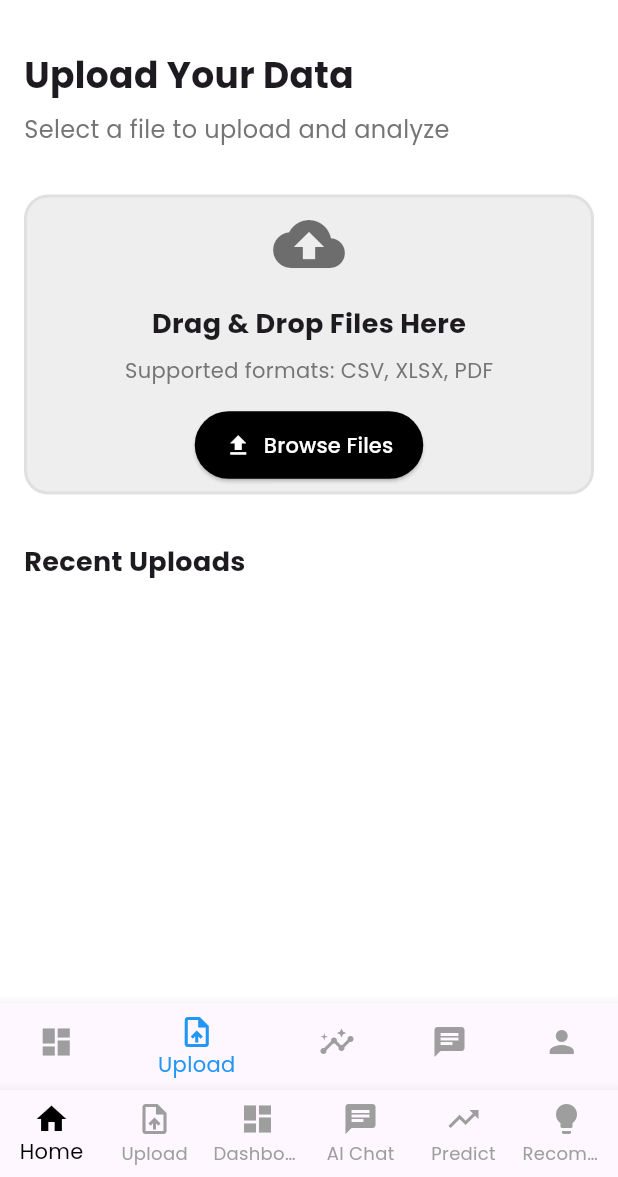
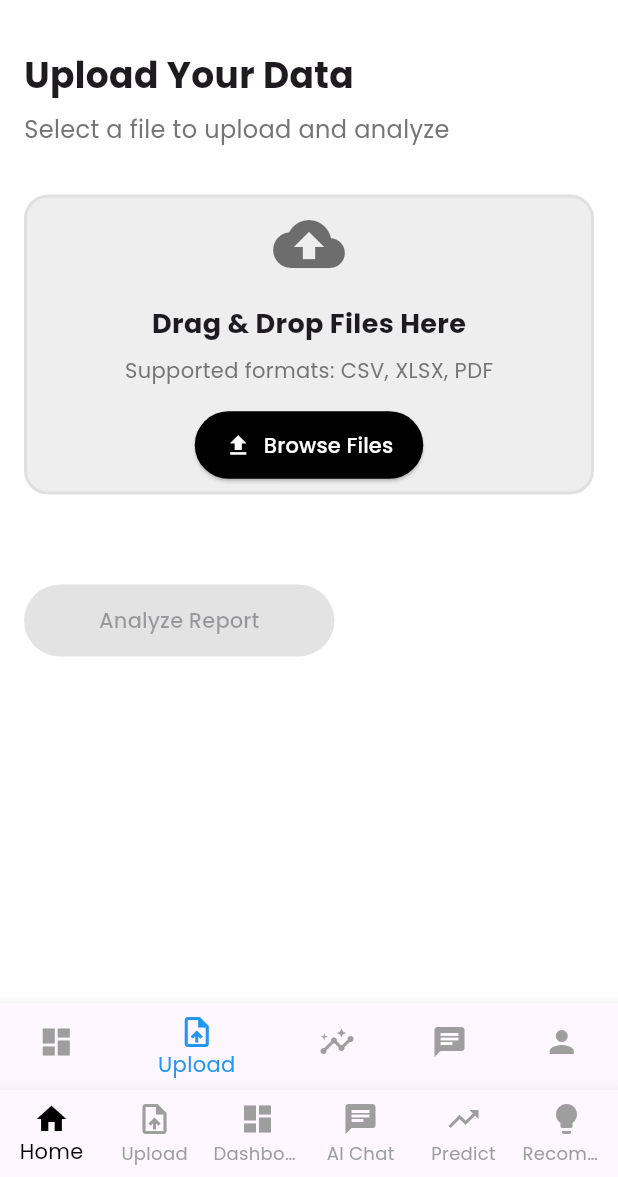
Before and after one commit to damjali/AILytics, a Flutter app: the AppNavigation screen opened directly, item 2 of the bottom bar chosen, after a tap on "Browse Files", on a phone screen of 412 x 824 dp, the part 59-1236 px from its top. Run offline on Flutter 3.47's test engine with Material 3 defaults, Android fonts, the phone set to English and light mode, and no system bars; our stand-ins replace cloud_firestore, email_validator, file_picker, firebase_auth, firebase_core, google_fonts; accounts and stored records are empty; network calls fail.

Commit message:
latest from adam

```diff
--- a/lib/main.dart
+++ b/lib/main.dart
@@ -14,7 +14,7 @@ void main() async {
 }
 
 class MyApp extends StatelessWidget {
-  const MyApp({Key? key}) : super(key: key);
+  const MyApp({super.key});
 
   @override
   Widget build(BuildContext context) {
--- a/lib/navigation/app_navigation.dart
+++ b/lib/navigation/app_navigation.dart
@@ -12,7 +12,7 @@ import 'package:ailytics/pages/recommendation_page.dart';
 final GlobalKey<AppNavigationState> navigationKey = GlobalKey<AppNavigationState>();
 
 class AppNavigation extends StatefulWidget {
-  const AppNavigation({Key? key}) : super(key: key);
+  const AppNavigation({super.key});
 
   @override
   State<AppNavigation> createState() => AppNavigationState();
--- a/lib/pages/chatbot_page.dart
+++ b/lib/pages/chatbot_page.dart
@@ -3,7 +3,7 @@
 import 'package:flutter/material.dart';
 
 class ChatbotPage extends StatefulWidget {
-  const ChatbotPage({Key? key}) : super(key: key);
+  const ChatbotPage({super.key});
 
   @override
   State<ChatbotPage> createState() => _ChatbotPageState();
@@ -106,10 +106,10 @@ class ChatMessage extends StatelessWidget {
   final bool isUser;
 
   const ChatMessage({
-    Key? key,
+    super.key,
     required this.text,
     required this.isUser,
-  }) : super(key: key);
+  });
 
   @override
   Widget build(BuildContext context) {
--- a/lib/pages/dashboard_page.dart
+++ b/lib/pages/dashboard_page.dart
@@ -4,7 +4,7 @@ import 'package:flutter/material.dart';
 import 'package:ailytics/navigation/app_navigation.dart';
 
 class DashboardPage extends StatelessWidget {
-  const DashboardPage({Key? key}) : super(key: key);
+  const DashboardPage({super.key});
 
   @override
   Widget build(BuildContext context) {
--- a/lib/pages/home_page.dart
+++ b/lib/pages/home_page.dart
@@ -6,7 +6,7 @@ import 'package:ailytics/pages/chatbot_page.dart';
 import 'package:ailytics/screens/home_screen.dart';
 
 class HomePage extends StatefulWidget {
-  const HomePage({Key? key}) : super(key: key);
+  const HomePage({super.key});
 
   @override
   _HomePageState createState() => _HomePageState();
--- a/lib/pages/prediction_page.dart
+++ b/lib/pages/prediction_page.dart
@@ -3,7 +3,7 @@ import 'package:ailytics/navigation/app_navigation.dart';
 import 'package:ailytics/pages/recommendation_page.dart';
 
 class PredictionPage extends StatelessWidget {
-  const PredictionPage({Key? key}) : super(key: key);
+  const PredictionPage({super.key});
 
   @override
   Widget build(BuildContext context) {
--- a/lib/pages/recommendation_page.dart
+++ b/lib/pages/recommendation_page.dart
@@ -8,10 +8,10 @@ class RecommendationPage extends StatelessWidget {
   final String? title;
 
   const RecommendationPage({
-    Key? key,
+    super.key,
     this.predictionType,
     this.title,
-  }) : super(key: key);
+  });
 
   @override
   Widget build(BuildContext context) {
--- a/lib/pages/upload_page.dart
+++ b/lib/pages/upload_page.dart
@@ -1,16 +1,100 @@
-// lib/pages/upload_page.dart
+import 'dart:convert';
+import 'dart:io';
+import 'package:flutter/material.dart';
+import 'package:file_picker/file_picker.dart';
+import 'package:http/http.dart' as http;
 
-import 'package:flutter/material.dart';
+class UploadPage extends StatefulWidget {
+  const UploadPage({super.key});
 
-class UploadPage extends StatelessWidget {
-  const UploadPage({Key? key}) : super(key: key);
+  @override
+  _UploadPageState createState() => _UploadPageState();
+}
+
+class _UploadPageState extends State<UploadPage> {
+  String? fileName;
+  String? fileUrl; // Stores uploaded file URL
+
+  Future<void> pickFile() async {
+    FilePickerResult? result = await FilePicker.platform.pickFiles();
+
+    if (result != null) {
+      setState(() {
+        fileName = result.files.single.name;
+      });
+
+      // Upload file to GoFile.io
+      await uploadFile(File(result.files.single.path!));
+    }
+  }
+
+  Future<void> uploadFile(File file) async {
+    try {
+      // Step 1: Get the best server from GoFile
+      var serverResponse = await http.get(Uri.parse('https://api.gofile.io/getServer'));
+
+      if (serverResponse.statusCode != 200) {
+        throw Exception('Failed to fetch server: ${serverResponse.body}');
+      }
+
+      var serverData = jsonDecode(serverResponse.body);
+      if (serverData['status'] != 'ok') {
+        throw Exception('Server error: ${serverData['status']}');
+      }
+
+      String server = serverData['data']['server'];
+
+      // Step 2: Upload file to the selected server
+      var request = http.MultipartRequest(
+        'POST',
+        Uri.parse('https://$server.gofile.io/uploadFile'),
+      );
+
+      request.files.add(await http.MultipartFile.fromPath('file', file.path));
+
+      var response = await request.send();
+      var responseData = await response.stream.bytesToString();
+
+      // Debugging: Print response
+      debugPrint("Upload response: $responseData");
+
+      if (response.statusCode == 200) {
+        var jsonData = jsonDecode(responseData);
+
+        if (jsonData['status'] == 'ok') {
+          setState(() {
+            fileUrl = jsonData['data']['downloadPage'];
+          });
+
+          ScaffoldMessenger.of(context).showSnackBar(
+            SnackBar(content: Text("Upload successful! Link: $fileUrl")),
+          );
+        } else {
+          throw Exception('Upload failed! ${jsonData['status']}');
+        }
+      } else {
+        throw Exception('Upload failed! Status code: ${response.statusCode}');
+      }
+    } catch (e) {
+      ScaffoldMessenger.of(context).showSnackBar(
+        SnackBar(content: Text("Upload error: $e")),
+      );
+      debugPrint("Upload error: $e");
+    }
+  }
+
+  void analyzeReport() {
+    if (fileUrl != null) {
+      ScaffoldMessenger.of(context).showSnackBar(
+        SnackBar(content: Text("Analyzing report: $fileUrl")),
+      );
+    }
+  }
 
   @override
   Widget build(BuildContext context) {
     return Scaffold(
-      appBar: AppBar(
-        title: const Text('Upload Data'),
-      ),
+      appBar: AppBar(title: const Text('Upload Data')),
       body: Padding(
         padding: const EdgeInsets.all(16.0),
         child: Column(
@@ -18,18 +102,12 @@ class UploadPage extends StatelessWidget {
           children: [
             const Text(
               'Upload Your Data',
-              style: TextStyle(
-                fontSize: 24,
-                fontWeight: FontWeight.bold,
-              ),
+              style: TextStyle(fontSize: 24, fontWeight: FontWeight.bold),
             ),
             const SizedBox(height: 8),
             Text(
               'Select a file to upload and analyze',
-              style: TextStyle(
-                fontSize: 16,
-                color: Colors.grey[600],
-              ),
+              style: TextStyle(fontSize: 16, color: Colors.grey[600]),
             ),
             const SizedBox(height: 32),
             Center(
@@ -39,41 +117,25 @@ class UploadPage extends StatelessWidget {
                 decoration: BoxDecoration(
                   color: Colors.grey[200],
                   borderRadius: BorderRadius.circular(16),
-                  border: Border.all(
-                    color: Colors.grey[300]!,
-                    width: 2,
-                    style: BorderStyle.solid, // Changed from dashed to solid
-                  ),
+                  border: Border.all(color: Colors.grey[300]!, width: 2),
                 ),
                 child: Column(
                   mainAxisAlignment: MainAxisAlignment.center,
                   children: [
-                    const Icon(
-                      Icons.cloud_upload,
-                      size: 48,
-                      color: Colors.black54,
-                    ),
+                    const Icon(Icons.cloud_upload, size: 48, color: Colors.black54),
                     const SizedBox(height: 16),
                     const Text(
                       'Drag & Drop Files Here',
-                      style: TextStyle(
-                        fontSize: 18,
-                        fontWeight: FontWeight.bold,
-                      ),
+                      style: TextStyle(fontSize: 18, fontWeight: FontWeight.bold),
                     ),
                     const SizedBox(height: 8),
                     Text(
                       'Supported formats: CSV, XLSX, PDF',
-                      style: TextStyle(
-                        fontSize: 14,
-                        color: Colors.grey[600],
-                      ),
+                      style: TextStyle(fontSize: 14, color: Colors.grey[600]),
                     ),
                     const SizedBox(height: 16),
                     ElevatedButton.icon(
-                      onPressed: () {
-                        // Implement file picker
-                      },
+                      onPressed: pickFile,
                       icon: const Icon(Icons.file_upload),
                       label: const Text('Browse Files'),
                       style: ElevatedButton.styleFrom(
@@ -85,29 +147,49 @@ class UploadPage extends StatelessWidget {
                 ),
               ),
             ),
-            const SizedBox(height: 32),
-            const Text(
-              'Recent Uploads',
-              style: TextStyle(
-                fontSize: 18,
-                fontWeight: FontWeight.bold,
+            const SizedBox(height: 20),
+
+            // File Name Preview
+            if (fileName != null)
+              Container(
+                padding: const EdgeInsets.all(12),
+                width: double.infinity,
+                decoration: BoxDecoration(
+                  color: Colors.grey[200],
+                  borderRadius: BorderRadius.circular(10),
+                ),
+                child: Text(
+                  fileName!,
+                  style: const TextStyle(fontSize: 14, color: Colors.black),
+                  textAlign: TextAlign.center,
+                ),
               ),
-            ),
-            const SizedBox(height: 16),
-            Expanded(
-              child: ListView.builder(
-                itemCount: 0, // Replace with actual data
-                itemBuilder: (context, index) {
-                  return const Card(
-                    margin: EdgeInsets.only(bottom: 8),
-                    child: ListTile(
-                      leading: Icon(Icons.insert_drive_file),
-                      title: Text('No recent uploads'),
-                      subtitle: Text('Upload a file to see it here'),
-                    ),
-                  );
-                },
+            const SizedBox(height: 20),
+
+            // Download Link
+            if (fileUrl != null)
+              GestureDetector(
+                onTap: () => ScaffoldMessenger.of(context).showSnackBar(
+                  SnackBar(content: Text("File Link: $fileUrl")),
+                ),
+                child: Text(
+                  "Download File",
+                  style: TextStyle(color: Colors.blue, decoration: TextDecoration.underline),
+                ),
               ),
+
+            const SizedBox(height: 20),
+
+            // Analyze Report Button
+            ElevatedButton(
+              onPressed: fileUrl != null ? analyzeReport : null,
+              style: ElevatedButton.styleFrom(
+                backgroundColor: fileUrl != null ? Colors.black : Colors.grey,
+                foregroundColor: Colors.white,
+                padding: const EdgeInsets.symmetric(vertical: 14, horizontal: 50),
+                shape: RoundedRectangleBorder(borderRadius: BorderRadius.circular(30)),
+              ),
+              child: const Text("Analyze Report"),
             ),
           ],
         ),
--- a/lib/screens/forgot_password_screen.dart
+++ b/lib/screens/forgot_password_screen.dart
@@ -6,7 +6,7 @@ import 'package:provider/provider.dart';
 import '../utils/custom_icons.dart';
 
 class ForgotPasswordScreen extends StatefulWidget {
-  const ForgotPasswordScreen({Key? key}) : super(key: key);
+  const ForgotPasswordScreen({super.key});
 
   @override
   State<ForgotPasswordScreen> createState() => _ForgotPasswordScreenState();
--- a/lib/screens/home_screen.dart
+++ b/lib/screens/home_screen.dart
@@ -5,7 +5,7 @@ import 'package:flutter/material.dart';
 import 'package:provider/provider.dart';
 
 class HomeScreen extends StatelessWidget {
-  const HomeScreen({Key? key}) : super(key: key);
+  const HomeScreen({super.key});
 
   @override
   Widget build(BuildContext context) {
--- a/lib/screens/landing_screen.dart
+++ b/lib/screens/landing_screen.dart
@@ -3,7 +3,7 @@ import 'package:ailytics/screens/signup_screen.dart';
 import 'package:flutter/material.dart';
 
 class LandingScreen extends StatelessWidget {
-  const LandingScreen({Key? key}) : super(key: key);
+  const LandingScreen({super.key});
 
   @override
   Widget build(BuildContext context) {
@@ -107,7 +107,7 @@ class LandingScreen extends StatelessWidget {
   }
 
   Widget _buildButtonSection(bool isMobile, BuildContext context) {
-    return Container(
+    return SizedBox(
       height: isMobile ? 171 : null,
       child: Column(
         mainAxisAlignment: MainAxisAlignment.center,
--- a/lib/screens/login_screen.dart
+++ b/lib/screens/login_screen.dart
@@ -1,5 +1,4 @@
 import 'package:ailytics/screens/forgot_password_screen.dart';
-import 'package:ailytics/screens/home_screen.dart';
 import 'package:ailytics/screens/signup_screen.dart';
 import 'package:ailytics/services/auth_service.dart';
 import 'package:flutter/material.dart';
@@ -8,7 +7,7 @@ import 'package:ailytics/pages/home_page.dart';
 
 
 class LoginScreen extends StatefulWidget {
-  const LoginScreen({Key? key}) : super(key: key);
+  const LoginScreen({super.key});
 
   @override
   State<LoginScreen> createState() => _LoginScreenState();
--- a/lib/screens/signup_screen.dart
+++ b/lib/screens/signup_screen.dart
@@ -1,4 +1,3 @@
-import 'package:ailytics/screens/home_screen.dart';
 import 'package:ailytics/services/auth_service.dart';
 import 'package:email_validator/email_validator.dart';
 import 'package:flutter/material.dart';
@@ -7,7 +6,7 @@ import 'package:ailytics/widgets/custom_radio.dart';
 import 'package:ailytics/pages/home_page.dart';
 
 class SignupScreen extends StatefulWidget {
-  const SignupScreen({Key? key}) : super(key: key);
+  const SignupScreen({super.key});
 
   @override
   State<SignupScreen> createState() => _SignupScreenState();
@@ -86,8 +85,7 @@ class _SignupScreenState extends State<SignupScreen> {
               onPrimary: Colors.white,
               surface: Colors.white,
               onSurface: Colors.black,
-            ),
-            dialogBackgroundColor: Colors.white,
+            ), dialogTheme: DialogThemeData(backgroundColor: Colors.white),
           ),
           child: child!,
         );
--- a/lib/screens/splash_screen.dart
+++ b/lib/screens/splash_screen.dart
@@ -1,5 +1,4 @@
 // lib/screens/splash_screen.dart
-import 'package:ailytics/screens/home_screen.dart';
 import 'package:ailytics/screens/landing_screen.dart';
 import 'package:ailytics/services/auth_service.dart';
 import 'package:flutter/material.dart';
@@ -7,7 +6,7 @@ import 'package:provider/provider.dart';
 import 'package:ailytics/pages/home_page.dart';
 
 class SplashScreen extends StatefulWidget {
-  const SplashScreen({Key? key}) : super(key: key);
+  const SplashScreen({super.key});
 
   @override
   State<SplashScreen> createState() => _SplashScreenState();
--- a/lib/widgets/custom_radio.dart
+++ b/lib/widgets/custom_radio.dart
@@ -9,13 +9,13 @@ class CustomRadio extends StatelessWidget {
   final bool isMobile;
 
   const CustomRadio({
-    Key? key,
+    super.key,
     required this.value,
     required this.groupValue,
     required this.onChanged,
     required this.label,
     this.isMobile = false,
-  }) : super(key: key);
+  });
 
   @override
   Widget build(BuildContext context) {
```
Also changed, not shown: lib/screens/attach_file_screen.dart (added, +115 -0 lines), pubspec.yaml (+10 -7 lines), lib/firebase_options.dart, pubspec.lock, 2 other files.
